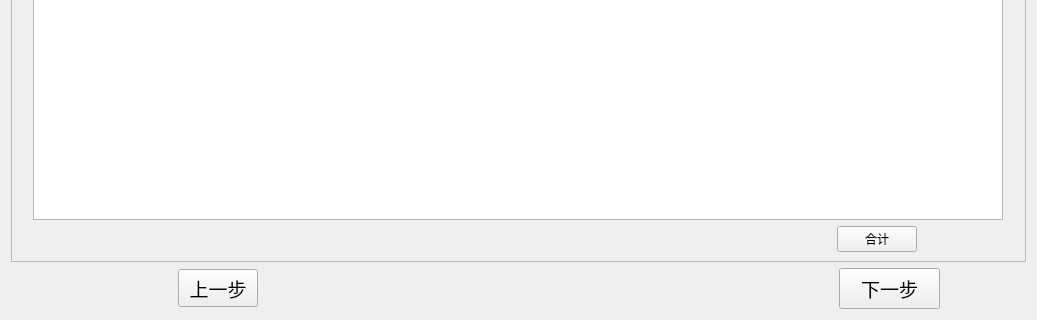
This is mainwindow.ui in betamake/intelligence as Qt 5 draws it before an edit; both pictures show x 0 to 1037 and y 447 to 767 of the 1037 by 767 pixel window. The edited form follows.
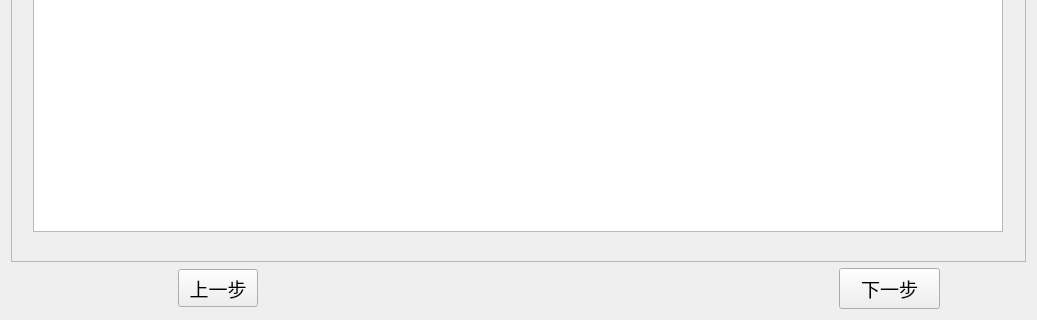
This is the edited form.

The edit to the form file:
```diff
--- a/mainwindow.ui
+++ b/mainwindow.ui
@@ -2610,13 +2610,6 @@
          </property>
         </spacer>
        </item>
-       <item row="2" column="5">
-        <widget class="QPushButton" name="totalAccountBtn">
-         <property name="text">
-          <string>合计</string>
-         </property>
-        </widget>
-       </item>
       </layout>
      </widget>
      <widget class="QWidget" name="finish">
```
Left out of the diff: 182 changed lines with no effect on the pictures.
